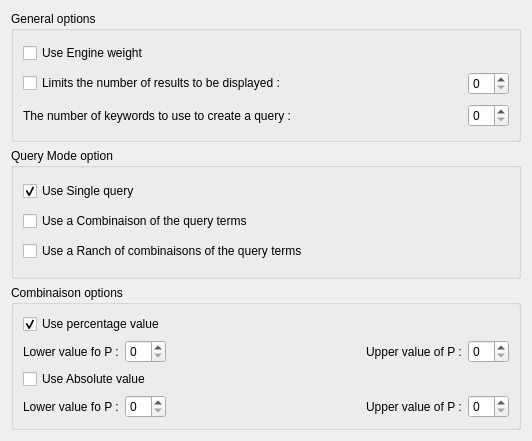
This is metaenginesum/frontend/kde/config.ui in pfrancq/galilei as Qt 5 draws it before an edit. The edited form follows.
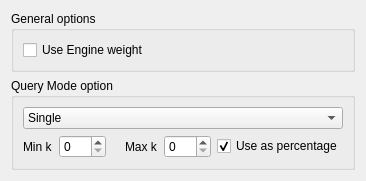
This is the edited form. Custom widgets are drawn as their Qt base class.

Commit message: - Rewritten of the plug-in. - The sum now supposes that the best ranking correspond the the highest values.

Patch:
```diff
--- a/metaenginesum/frontend/kde/config.ui
+++ b/metaenginesum/frontend/kde/config.ui
@@ -1,21 +1,21 @@
 <ui version="4.0" >
  <class>Config</class>
- <widget class="QWidget" name="Config" >
-  <property name="geometry" >
+ <widget class="QWidget" name="Config">
+  <property name="geometry">
    <rect>
     <x>0</x>
     <y>0</y>
-    <width>532</width>
-    <height>441</height>
+    <width>357</width>
+    <height>160</height>
    </rect>
   </property>
   <property name="windowTitle" >
    <string>Form</string>
   </property>
-  <layout class="QVBoxLayout" name="verticalLayout" >
+  <layout class="QVBoxLayout" name="verticalLayout_2">
    <item>
-    <widget class="QGroupBox" name="General" >
-     <property name="title" >
+    <widget class="QGroupBox" name="General">
+     <property name="title">
       <string>General options</string>
      </property>
      <layout class="QVBoxLayout" >
@@ -29,82 +29,12 @@
         </property>
        </widget>
       </item>
-      <item>
-       <layout class="QHBoxLayout" name="_2" >
-        <item>
-         <widget class="QCheckBox" name="LimitRes" >
-          <property name="text" >
-           <string>Limits the number of results to be displayed : </string>
-          </property>
-         </widget>
-        </item>
-        <item>
-         <spacer name="spacer5_3" >
-          <property name="orientation" >
-           <enum>Qt::Horizontal</enum>
-          </property>
-          <property name="sizeType" >
-           <enum>QSizePolicy::Expanding</enum>
-          </property>
-          <property name="sizeHint" stdset="0" >
-           <size>
-            <width>61</width>
-            <height>20</height>
-           </size>
-          </property>
-         </spacer>
-        </item>
-        <item>
-         <widget class="KIntSpinBox" name="MaxResNb" >
-          <property name="toolTip" >
-           <string>if the limitation is used, no more than "X" results will be displayed</string>
-          </property>
-          <property name="maxValue" stdset="0" >
-           <number>1000</number>
-          </property>
-         </widget>
-        </item>
-       </layout>
-      </item>
-      <item>
-       <layout class="QHBoxLayout" name="_3" >
-        <item>
-         <widget class="QLabel" name="textLabel1" >
-          <property name="text" >
-           <string>The number of keywords to use to create a query :</string>
-          </property>
-          <property name="wordWrap" >
-           <bool>false</bool>
-          </property>
-         </widget>
-        </item>
-        <item>
-         <spacer name="spacer6" >
-          <property name="orientation" >
-           <enum>Qt::Horizontal</enum>
-          </property>
-          <property name="sizeType" >
-           <enum>QSizePolicy::Expanding</enum>
-          </property>
-          <property name="sizeHint" stdset="0" >
-           <size>
-            <width>10</width>
-            <height>21</height>
-           </size>
-          </property>
-         </spacer>
-        </item>
-        <item>
-         <widget class="KIntSpinBox" name="NValue" />
-        </item>
-       </layout>
-      </item>
      </layout>
     </widget>
    </item>
    <item>
-    <widget class="QGroupBox" name="QueryModeOption" >
-     <property name="toolTip" >
+    <widget class="QGroupBox" name="QueryModeOption">
+     <property name="toolTip">
       <string>Choose the working mode of the meta engine</string>
      </property>
      <property name="whatsThis" >
@@ -126,72 +56,42 @@
      <property name="checked" >
       <bool>false</bool>
      </property>
-     <layout class="QGridLayout" name="_4" >
-      <item row="2" column="0" >
-       <widget class="QCheckBox" name="checkBox3" >
-        <property name="toolTip" >
-         <string>the queries are formed using different combinaison of the keywords (P is the parameter for the combinaison)</string>
+     <layout class="QVBoxLayout" name="verticalLayout">
+      <item>
+       <widget class="QComboBox" name="Type">
+        <property name="toolTip">
+         <string>Define how the query is interpreted.</string>
         </property>
-        <property name="text" >
-         <string>Use a Ranch of combinaisons of the query terms</string>
+        <property name="whatsThis">
+         <string>&lt;!DOCTYPE HTML PUBLIC &quot;-//W3C//DTD HTML 4.0//EN&quot; &quot;http://www.w3.org/TR/REC-html40/strict.dtd&quot;&gt;
+&lt;html&gt;&lt;head&gt;&lt;meta name=&quot;qrichtext&quot; content=&quot;1&quot; /&gt;&lt;style type=&quot;text/css&quot;&gt;
+p, li { white-space: pre-wrap; }
+&lt;/style&gt;&lt;/head&gt;&lt;body style=&quot; font-family:'Ubuntu'; font-size:9pt; font-weight:400; font-style:normal;&quot;&gt;
+&lt;p style=&quot; margin-top:0px; margin-bottom:0px; margin-left:0px; margin-right:0px; -qt-block-indent:0; text-indent:0px;&quot;&gt;There are three types of queries:&lt;/p&gt;
+&lt;p style=&quot; margin-top:0px; margin-bottom:0px; margin-left:0px; margin-right:0px; -qt-block-indent:0; text-indent:0px;&quot;&gt;&lt;span style=&quot; font-weight:600;&quot;&gt;Single&lt;/span&gt;: A single query is build using all the keywords.&lt;/p&gt;
+&lt;p style=&quot; margin-top:0px; margin-bottom:0px; margin-left:0px; margin-right:0px; -qt-block-indent:0; text-indent:0px;&quot;&gt;&lt;span style=&quot; font-weight:600;&quot;&gt;k-Combinations&lt;/span&gt;: All possible queries using different combinations of a fixed keyword number are build.&lt;/p&gt;
+&lt;p style=&quot; margin-top:0px; margin-bottom:0px; margin-left:0px; margin-right:0px; -qt-block-indent:0; text-indent:0px;&quot;&gt;&lt;span style=&quot; font-weight:600;&quot;&gt;Range of k-Combinations&lt;/span&gt;. All possible queries using different combinations of a range of keyword numbers are build.&lt;/p&gt;
+&lt;p style=&quot;-qt-paragraph-type:empty; margin-top:0px; margin-bottom:0px; margin-left:0px; margin-right:0px; -qt-block-indent:0; text-indent:0px;&quot;&gt;&lt;/p&gt;
+&lt;p style=&quot;-qt-paragraph-type:empty; margin-top:0px; margin-bottom:0px; margin-left:0px; margin-right:0px; -qt-block-indent:0; text-indent:0px;&quot;&gt;&lt;/p&gt;&lt;/body&gt;&lt;/html&gt;</string>
         </property>
+        <item>
+         <property name="text">
+          <string>Single</string>
+         </property>
+        </item>
+        <item>
+         <property name="text">
+          <string>k-Combinations</string>
+         </property>
+        </item>
        </widget>
       </item>
-      <item row="0" column="0" >
-       <widget class="QCheckBox" name="SingleQuery" >
-        <property name="toolTip" >
-         <string>All keywords are used to create one query</string>
-        </property>
-        <property name="text" >
-         <string>Use Single query</string>
-        </property>
-        <property name="checked" >
-         <bool>true</bool>
-        </property>
-       </widget>
-      </item>
-      <item row="1" column="0" >
-       <widget class="QCheckBox" name="CombineQuery" >
-        <property name="toolTip" >
-         <string>the queries are formed using a combinaison of the keywords (P is the parameter for the combinaison)</string>
-        </property>
-        <property name="text" >
-         <string>Use a Combinaison of the query terms</string>
-        </property>
-       </widget>
-      </item>
-     </layout>
-    </widget>
-   </item>
-   <item>
-    <widget class="QGroupBox" name="CombinaisonOptions" >
-     <property name="whatsThis" >
-      <string>This panel able the configuration of the parameters used to generate combinaison of the query.&lt;br>&lt;br>
-The "&lt;b>P Lower &lt;/b>" Value represents the number of keywords used to generate one query. The mete engine creates all the possible combinaison to put "P" keywords from the given set into the formed query. All the queries are processed and the results are ranked.&lt;br>
-The "&lt;b>P Upper&lt;/b>" Value is used when ranch of combinaison must be retreived.The meta engine create all the queries for all the diferents combinaisons with "P" value contained between "P Lower" and "P Upper".&lt;br>&lt;br>
-Values of "P" can be defined in two ways:&lt;br>
-&lt;u>&lt;b>1. Percentage value:&lt;/b>&lt;/u>
-The values of "P" are expressed as a percentage of the number of keywords available in the keywords set received by the meta engine.&lt;br>
-&lt;u>&lt;b>2. Absolute value:&lt;/b>&lt;/u>
-The values of "P" are expressed as absolute values. If the values of P are greater than the number of keywods received by the engine, the values of "P" will be remplaced by this value.</string>
-     </property>
-     <property name="title" >
-      <string>Combinaison options</string>
-     </property>
-     <layout class="QGridLayout" name="_5" >
-      <item row="2" column="0" >
-       <widget class="QCheckBox" name="UseAbsValue" >
-        <property name="text" >
-         <string>Use Absolute value</string>
-        </property>
-       </widget>
-      </item>
-      <item row="1" column="0" >
-       <layout class="QHBoxLayout" name="_6" >
+      <item>
+       <layout class="QHBoxLayout" name="horizontalLayout">
         <item>
-         <widget class="QLabel" name="PLowerPCLabel" >
-          <property name="text" >
-           <string>Lower value fo P :</string>
+         <widget class="QLabel" name="PLowerPCLabel">
+          <property name="text">
+           <string>Min k</string>
           </property>
           <property name="wordWrap" >
            <bool>false</bool>
@@ -199,32 +99,41 @@
          </widget>
         </item>
         <item>
-         <widget class="KIntSpinBox" name="PLowerPC" >
-          <property name="maxValue" stdset="0" >
+         <widget class="KIntSpinBox" name="kMin">
+          <property name="toolTip">
+           <string>Minimum number of keywords for a query</string>
+          </property>
+          <property name="specialValueText">
+           <string/>
+          </property>
+          <property name="maximum">
+           <number>100</number>
+          </property>
+          <property name="maxValue" stdset="0">
            <number>100</number>
           </property>
          </widget>
         </item>
         <item>
-         <spacer name="spacer5" >
-          <property name="orientation" >
+         <spacer name="spacer5">
+          <property name="orientation">
            <enum>Qt::Horizontal</enum>
           </property>
-          <property name="sizeType" >
-           <enum>QSizePolicy::Expanding</enum>
+          <property name="sizeType">
+           <enum>QSizePolicy::Fixed</enum>
           </property>
-          <property name="sizeHint" stdset="0" >
+          <property name="sizeHint" stdset="0">
            <size>
-            <width>68</width>
+            <width>13</width>
             <height>21</height>
            </size>
           </property>
          </spacer>
         </item>
         <item>
-         <widget class="QLabel" name="PUpperPCLabel" >
-          <property name="text" >
-           <string>Upper value of P :</string>
+         <widget class="QLabel" name="PUpperPCLabel">
+          <property name="text">
+           <string>Max k</string>
           </property>
           <property name="wordWrap" >
            <bool>false</bool>
@@ -232,8 +141,11 @@
          </widget>
         </item>
         <item>
-         <widget class="KIntSpinBox" name="PUpperPC" >
-          <property name="maxValue" stdset="0" >
+         <widget class="KIntSpinBox" name="kMax">
+          <property name="toolTip">
+           <string>Maximum number of keywords for a query</string>
+          </property>
+          <property name="maximum">
            <number>100</number>
           </property>
           <property name="lineStep" stdset="0" >
@@ -241,64 +153,34 @@
           </property>
          </widget>
         </item>
-       </layout>
-      </item>
-      <item row="3" column="0" >
-       <layout class="QHBoxLayout" name="_7" >
         <item>
-         <widget class="QLabel" name="PLowerAbsLabel" >
-          <property name="text" >
-           <string>Lower value fo P :</string>
-          </property>
-          <property name="wordWrap" >
-           <bool>false</bool>
-          </property>
-         </widget>
-        </item>
-        <item>
-         <widget class="KIntSpinBox" name="PLowerAbs" />
-        </item>
-        <item>
-         <spacer name="spacer5_2" >
-          <property name="orientation" >
+         <spacer name="horizontalSpacer">
+          <property name="orientation">
            <enum>Qt::Horizontal</enum>
           </property>
-          <property name="sizeType" >
-           <enum>QSizePolicy::Expanding</enum>
-          </property>
-          <property name="sizeHint" stdset="0" >
+          <property name="sizeHint" stdset="0">
            <size>
-            <width>68</width>
-            <height>21</height>
+            <width>40</width>
+            <height>20</height>
            </size>
           </property>
          </spacer>
         </item>
         <item>
-         <widget class="QLabel" name="PUpperAbsLabel" >
-          <property name="text" >
-           <string>Upper value of P :</string>
+         <widget class="QCheckBox" name="PercentValue">
+          <property name="toolTip">
+           <string>Specifies if the keyword numbers are percentage or absolute values.</string>
           </property>
-          <property name="wordWrap" >
-           <bool>false</bool>
+          <property name="text">
+           <string>Use as percentage</string>
+          </property>
+          <property name="checked">
+           <bool>true</bool>
           </property>
          </widget>
         </item>
-        <item>
-         <widget class="KIntSpinBox" name="PUpperAbs" />
-        </item>
        </layout>
       </item>
-      <item row="0" column="0" >
-       <widget class="QCheckBox" name="UsePercentValue" >
-        <property name="text" >
-         <string>Use percentage value</string>
-        </property>
-        <property name="checked" >
-         <bool>true</bool>
-        </property>
-       </widget>
-      </item>
      </layout>
     </widget>
    </item>
```
Left out of the diff: 48 changed lines with no effect on the pictures. The commit also changes 5 other files.
